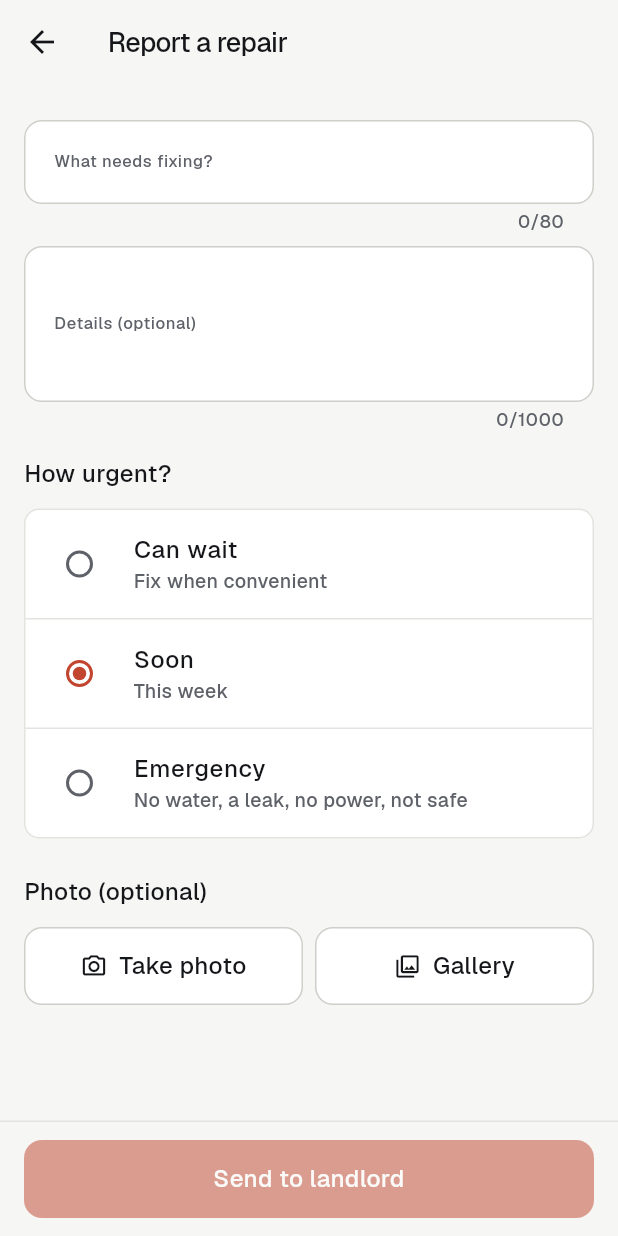
After one commit to Nmwaura132/Rental, a Flutter app: the ReportRepairScreen screen opened directly, on a phone screen of 412 x 824 dp. The commit adds this screen. Run offline on Flutter 3.47's test engine with Material 3 defaults, Android fonts, the phone set to English and light mode, and no system bars; our stand-ins replace dio, flutter_riverpod, flutter_secure_storage, go_router, google_fonts, image_picker and 3 more; accounts and stored records are empty; network calls fail; project files that could hold a hidden picture were left out.

Commit message:
feat(mobile): rebuild the tenant's Repairs tab to the new design
Requests waiting on the landlord come first, then done ones, each with when
it was reported and fixed. Report a repair is a full screen: what needs
fixing, optional details, urgency in plain words (can wait, soon, emergency)
and an optional photo. Tapping a request opens the same detail and notes the
landlord sees.

```diff
--- /dev/null
+++ b/mobile/lib/features/maintenance/tenant_repairs_screen.dart
@@ -0,0 +1,316 @@
+import 'package:dio/dio.dart' show FormData, MultipartFile;
+import 'package:flutter/material.dart';
+import 'package:flutter_riverpod/flutter_riverpod.dart';
+import 'package:image_picker/image_picker.dart';
+import 'package:intl/intl.dart';
+
+import '../../core/api/api_client.dart';
+import '../../core/theme/kasa_fonts.dart';
+import '../../core/theme/kasa_tokens.dart';
+import '../../core/utils/api_error.dart';
+import '../../core/widgets/kasa_layout.dart';
+import '../../core/widgets/kasa_primitives.dart';
+import '../../shared/widgets/shimmer_loading.dart';
+import '../dashboard/dashboard_screen.dart';
+import 'maintenance_screen.dart';
+
+/// The tenant's Repairs tab: what they have reported and where each one is,
+/// with reporting a new one a tap away.
+class TenantRepairsScreen extends ConsumerWidget {
+  const TenantRepairsScreen({super.key});
+
+  @override
+  Widget build(BuildContext context, WidgetRef ref) {
+    final cs = Theme.of(context).colorScheme;
+    final requests = ref.watch(maintenanceListProvider);
+    final hasHome =
+        ref.watch(dashboardProvider).valueOrNull?['tenancy_id'] != null;
+
+    return Scaffold(
+      backgroundColor: cs.kasaBg,
+      appBar: AppBar(
+        toolbarHeight: 60,
+        backgroundColor: cs.kasaBg,
+        surfaceTintColor: Colors.transparent,
+        automaticallyImplyLeading: false,
+        titleSpacing: 16,
+        title: Text('Repairs',
+            style: KasaFont.sans(
+                fontSize: 20,
+                fontWeight: FontWeight.w600,
+                color: cs.onSurface)),
+      ),
+      bottomNavigationBar: hasHome
+          ? KasaActionBar(children: [
+              KasaButton(
+                label: 'Report a repair',
+                leading: Icon(Icons.add_rounded, size: 20, color: cs.onPrimary),
+                onTap: () => Navigator.of(context, rootNavigator: true).push(
+                  MaterialPageRoute(
+                      fullscreenDialog: true,
+                      builder: (_) => const ReportRepairScreen()),
+                ),
+              ),
+            ])
+          : null,
+      body: requests.when(
+        loading: () => const SkeletonList(),
+        error: (e, _) => Padding(
+          padding: const EdgeInsets.all(16),
+          child: KasaNotice(icon: Icons.cloud_off_outlined, title: apiError(e)),
+        ),
+        data: (rows) {
+          // Open ones first: those are what the tenant is waiting on.
+          final open = rows
+              .where(
+                  (r) => r['status'] == 'open' || r['status'] == 'in_progress')
+              .toList();
+          final done = rows.where((r) => !open.contains(r)).toList();
+          return RefreshIndicator(
+            onRefresh: () => ref.refresh(maintenanceListProvider.future),
+            child: ListView(
+              physics: const AlwaysScrollableScrollPhysics(),
+              padding: const EdgeInsets.fromLTRB(16, 4, 16, 24),
+              children: [
+                if (rows.isEmpty)
+                  const KasaNotice(
+                    icon: Icons.build_outlined,
+                    title: 'Nothing reported',
+                    body:
+                        'If something in your home needs fixing, report it here. Your landlord '
+                        'is told straight away and you can follow it to the end.',
+                  ),
+                if (open.isNotEmpty) ...[
+                  const KasaSectionHeader('Waiting on'),
+                  const SizedBox(height: 12),
+                  KasaListGroup(
+                      children: [for (final r in open) _RepairRow(request: r)]),
+                  const SizedBox(height: 24),
+                ],
+                if (done.isNotEmpty) ...[
+                  const KasaSectionHeader('Done'),
+                  const SizedBox(height: 12),
+                  KasaListGroup(
+                      children: [for (final r in done) _RepairRow(request: r)]),
+                ],
+              ],
+            ),
+          );
+        },
+      ),
+    );
+  }
+}
+
+class _RepairRow extends ConsumerWidget {
+  const _RepairRow({required this.request});
+  final Map<String, dynamic> request;
+
+  @override
+  Widget build(BuildContext context, WidgetRef ref) {
+    final r = request;
+    final reported = DateFormat('d MMM')
+        .format(DateTime.parse('${r['created_at']}').toLocal());
+    final fixed = r['resolved_at'] == null
+        ? null
+        : DateFormat('d MMM')
+            .format(DateTime.parse('${r['resolved_at']}').toLocal());
+    final (kind, label) = switch (r['status']) {
+      'open' => (KasaStatusKind.due, 'Reported'),
+      'in_progress' => (KasaStatusKind.due, 'Being fixed'),
+      _ => (KasaStatusKind.paid, 'Fixed'),
+    };
+    final urgent = r['priority'] == 'urgent' || r['priority'] == 'high';
+    return KasaListRow(
+      leading: KasaLeadIcon(
+          urgent ? Icons.priority_high_rounded : Icons.build_outlined,
+          tone: urgent && fixed == null ? KasaStatusKind.overdue : null),
+      title: '${r['title']}',
+      subtitle: fixed == null
+          ? 'Reported $reported'
+          : 'Reported $reported · fixed $fixed',
+      trailing: KasaStatusChip(kind: kind, label: label),
+      onTap: () => openRepair(context, ref, request),
+    );
+  }
+}
+
+/// How bad it is, in the tenant's words rather than a priority scale.
+const _urgency = [
+  ('low', 'Can wait', 'Fix when convenient'),
+  ('medium', 'Soon', 'This week'),
+  ('urgent', 'Emergency', 'No water, a leak, no power, not safe'),
+];
+
+class ReportRepairScreen extends ConsumerStatefulWidget {
+  const ReportRepairScreen({super.key});
+
+  @override
+  ConsumerState<ReportRepairScreen> createState() => _ReportRepairScreenState();
+}
+
+class _ReportRepairScreenState extends ConsumerState<ReportRepairScreen> {
+  final _form = GlobalKey<FormState>();
+  final _title = TextEditingController();
+  final _details = TextEditingController();
+  String _priority = 'medium';
+  XFile? _photo;
+  bool _busy = false;
+
+  @override
+  void dispose() {
+    _title.dispose();
+    _details.dispose();
+    super.dispose();
+  }
+
+  Future<void> _pickPhoto(ImageSource source) async {
+    final picked = await ImagePicker()
+        .pickImage(source: source, imageQuality: 85, maxWidth: 2000);
+    if (picked != null && mounted) setState(() => _photo = picked);
+  }
+
+  Future<void> _send(int tenancyId) async {
+    if (!_form.currentState!.validate()) return;
+    setState(() => _busy = true);
+    try {
+      await ref.read(dioProvider).post('/api/v1/tenants/maintenance/',
+          data: FormData.fromMap({
+            'tenancy': '$tenancyId',
+            'title': _title.text.trim(),
+            'description': _details.text.trim(),
+            'priority': _priority,
+            if (_photo != null)
+              'photo': await MultipartFile.fromFile(_photo!.path,
+                  filename: _photo!.name),
+          }));
+      ref.invalidate(maintenanceListProvider);
+      if (!mounted) return;
+      ScaffoldMessenger.of(context).showSnackBar(
+        const SnackBar(content: Text('Reported. Your landlord has been told.')),
+      );
+      Navigator.of(context).pop();
+    } catch (e) {
+      if (!mounted) return;
+      setState(() => _busy = false);
+      ScaffoldMessenger.of(context).showSnackBar(SnackBar(
+        content: Text(apiError(e)),
+        backgroundColor: Theme.of(context).colorScheme.error,
+      ));
+    }
+  }
+
+  @override
+  Widget build(BuildContext context) {
+    final cs = Theme.of(context).colorScheme;
+    final home = ref.watch(dashboardProvider).valueOrNull ?? const {};
+    final tenancyId = home['tenancy_id'] as int?;
+
+    return Scaffold(
+      backgroundColor: cs.kasaBg,
+      appBar: AppBar(
+          backgroundColor: cs.kasaBg,
+          surfaceTintColor: Colors.transparent,
+          title: const Text('Report a repair')),
+      bottomNavigationBar: KasaActionBar(children: [
+        KasaButton(
+          label: 'Send to landlord',
+          isLoading: _busy,
+          onTap: _busy || tenancyId == null ? null : () => _send(tenancyId),
+        ),
+      ]),
+      body: Form(
+        key: _form,
+        child: ListView(
+          padding: const EdgeInsets.fromLTRB(16, 8, 16, 24),
+          children: [
+            if (home['unit_number'] != null)
+              Text('Unit ${home['unit_number']} · ${home['property_name']}',
+                  style: KasaFont.sans(fontSize: 14, color: cs.kasaTextSub)),
+            const SizedBox(height: 16),
+            TextFormField(
+              controller: _title,
+              maxLength: 80,
+              textCapitalization: TextCapitalization.sentences,
+              decoration: const InputDecoration(
+                  labelText: 'What needs fixing?',
+                  hintText: 'e.g. Kitchen tap leaking'),
+              validator: (v) =>
+                  (v ?? '').trim().isEmpty ? 'Say what needs fixing' : null,
+            ),
+            const SizedBox(height: 8),
+            TextFormField(
+              controller: _details,
+              minLines: 3,
+              maxLines: 6,
+              maxLength: 1000,
+              textCapitalization: TextCapitalization.sentences,
+              decoration: const InputDecoration(
+                labelText: 'Details (optional)',
+                hintText:
+                    'Where it is, since when, anything the fundi should know',
+              ),
+            ),
+            const SizedBox(height: 16),
+            const KasaSectionHeader('How urgent?'),
+            const SizedBox(height: 12),
+            RadioGroup<String>(
+              groupValue: _priority,
+              onChanged: (v) => setState(() => _priority = v!),
+              child: KasaListGroup(children: [
+                for (final (value, title, hint) in _urgency)
+                  RadioListTile<String>(
+                    value: value,
+                    title: Text(title,
+                        style: KasaFont.sans(
+                            fontSize: 16,
+                            fontWeight: FontWeight.w600,
+                            color: cs.onSurface)),
+                    subtitle: Text(hint,
+                        style:
+                            KasaFont.sans(fontSize: 13, color: cs.kasaTextSub)),
+                  ),
+              ]),
+            ),
+            const SizedBox(height: 24),
+            const KasaSectionHeader('Photo (optional)'),
+            const SizedBox(height: 12),
+            if (_photo == null)
+              Row(children: [
+                Expanded(
+                  child: KasaButton(
+                    label: 'Take photo',
+                    variant: KasaButtonVariant.secondary,
+                    leading: Icon(Icons.photo_camera_outlined,
+                        size: 18, color: cs.onSurface),
+                    onTap: () => _pickPhoto(ImageSource.camera),
+                  ),
+                ),
+                const SizedBox(width: 8),
+                Expanded(
+                  child: KasaButton(
+                    label: 'Gallery',
+                    variant: KasaButtonVariant.secondary,
+                    leading: Icon(Icons.photo_library_outlined,
+                        size: 18, color: cs.onSurface),
+                    onTap: () => _pickPhoto(ImageSource.gallery),
+                  ),
+                ),
+              ])
+            else
+              KasaListGroup(children: [
+                KasaListRow(
+                  leading: const KasaLeadIcon(Icons.image_outlined),
+                  title: 'Photo added',
+                  subtitle: _photo!.name,
+                  trailing: TextButton(
+                      onPressed: () => setState(() => _photo = null),
+                      child: const Text('Remove')),
+                ),
+              ]),
+          ],
+        ),
+      ),
+    );
+  }
+}
```
Also changed, not shown: mobile/lib/features/maintenance/maintenance_screen.dart (+24 -0 lines), 1 other file.
